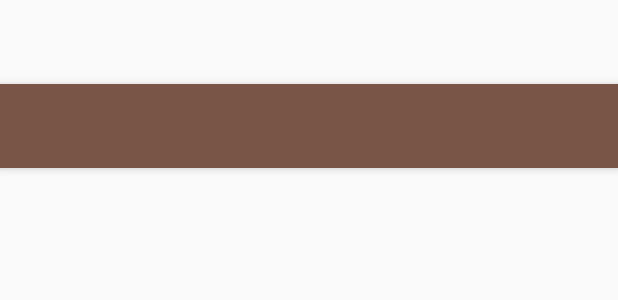
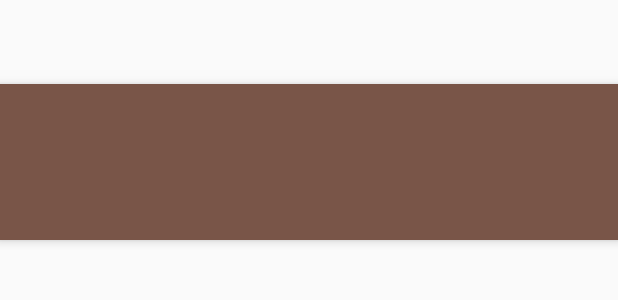
Before and after one commit to fo2rist/social-reminder, an Android app: the layout activity_explore.xml on its own in the app's theme, with its tools: preview values and no code run, on a phone screen of 412 x 824 dp. Shown: the top 300 px of the screen. Run offline under Robolectric (Android 15) with nearby library versions, the phone set to English and light mode, and no system bars.

Commit message:
Supported filters

```diff
--- a/android/mobile/src/main/java/com/weezlabs/socialreminder/networklayer/CountdownsService.java
+++ b/android/mobile/src/main/java/com/weezlabs/socialreminder/networklayer/CountdownsService.java
@@ -14,6 +14,7 @@ import retrofit.http.GET;
 import retrofit.http.Header;
 import retrofit.http.POST;
 import retrofit.http.Path;
+import retrofit.http.Query;
 import rx.Observable;
 
 /**
@@ -24,7 +25,7 @@ public interface CountdownsService {
     Observable<User> register(@Body User me);
 
     @GET("countdowns")
-    Observable<List<Countdown>> getCountdowns(@Header("UID") String userid);
+    Observable<List<Countdown>> getCountdowns(@Header("UID") String userid, @Query("filter") String filter);
 
     @POST("countdowns")
     Observable<Countdown> postConuntdown(@Header("UID") String userid, @Body Countdown countdown);
--- a/android/mobile/src/main/res/layout/activity_explore.xml
+++ b/android/mobile/src/main/res/layout/activity_explore.xml
@@ -18,7 +18,12 @@
             android:layout_height="?attr/actionBarSize"
             android:background="?attr/colorPrimary"
             app:popupTheme="@style/AppTheme.PopupOverlay" />
-
+        <android.support.design.widget.TabLayout
+            android:id="@+id/tabs"
+            android:layout_width="match_parent"
+            android:layout_height="wrap_content"
+            app:tabMode="fixed"
+            app:tabGravity="fill"/>
     </android.support.design.widget.AppBarLayout>
 
     <include layout="@layout/content_explore" />
--- a/android/mobile/src/main/res/layout/content_explore.xml
+++ b/android/mobile/src/main/res/layout/content_explore.xml
@@ -8,11 +8,6 @@
     tools:context=".activities.ExploreActivity"
     tools:showIn="@layout/activity_explore">
 
-    <TabWidget
-        android:layout_width="match_parent"
-        android:layout_height="wrap_content">
-
-    </TabWidget>
     <ProgressBar
         android:id="@+id/progress"
         style="?android:attr/progressBarStyleLarge"
```
Also changed, not shown: android/mobile/src/main/java/com/weezlabs/socialreminder/activities/ExploreActivity.java (+34 -3 lines), android/mobile/src/main/java/com/weezlabs/socialreminder/datalayer/CountdownsManager.java (+17 -2 lines).
